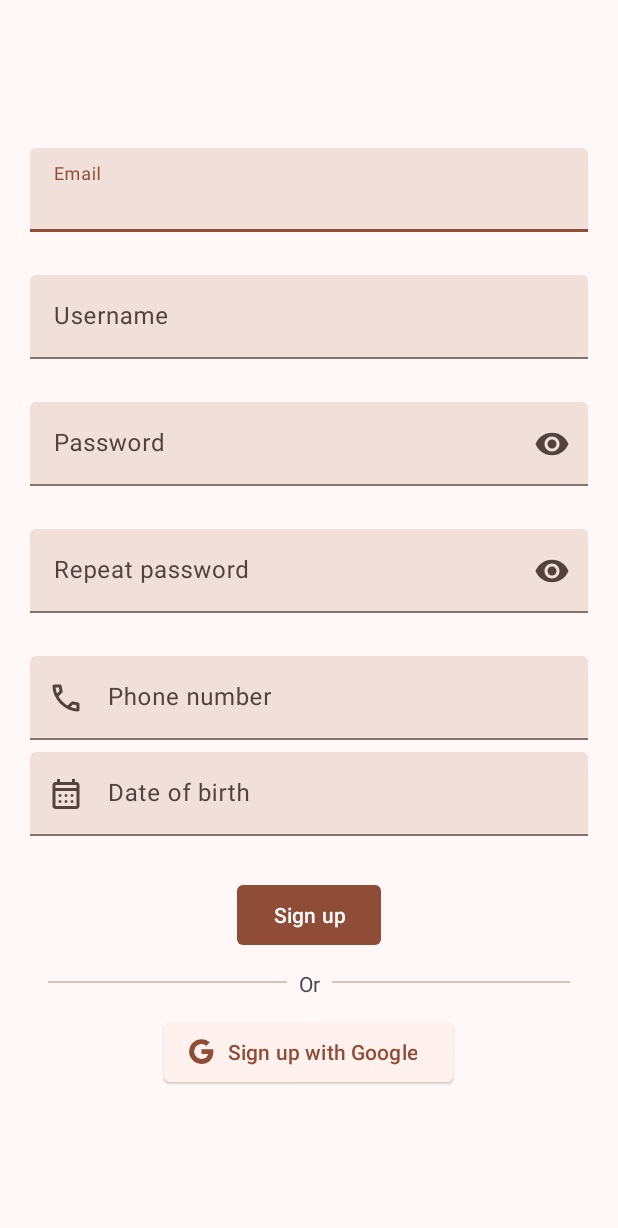
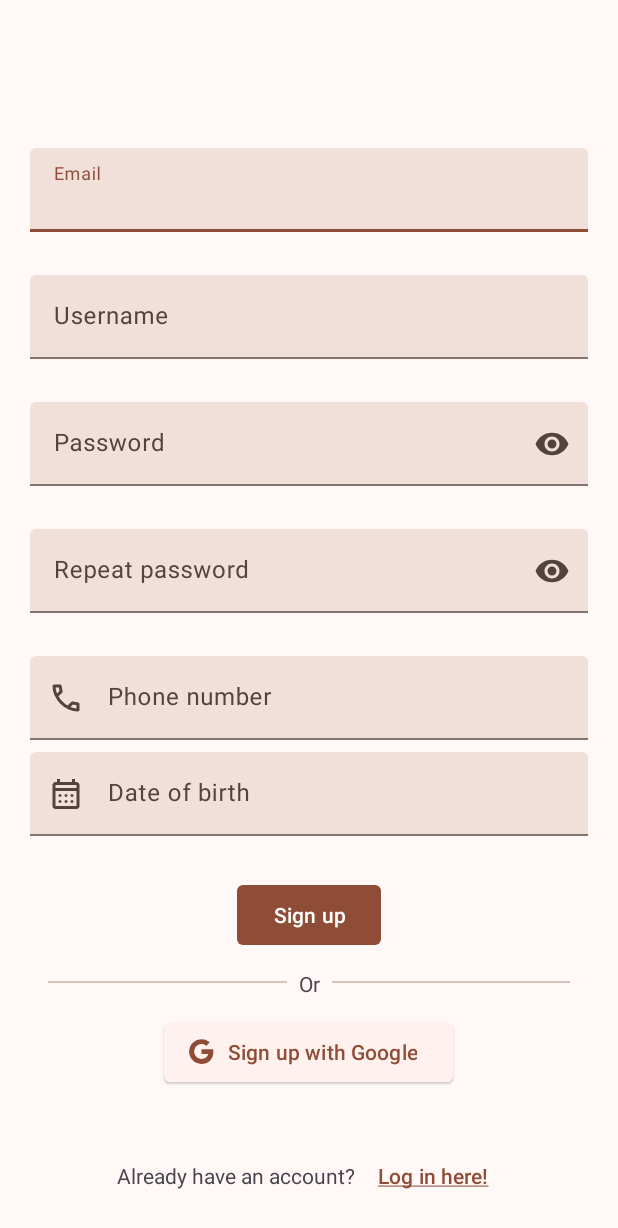
Before and after one commit to ikergcalvino/SoundShare, an Android app: the SignupActivity screen opened directly, with no data from a screen before it, on a phone screen of 412 x 824 dp. Shown: the top 1228 px of the screen. Run offline under Robolectric (Android 15) with nearby library versions, the phone set to English and light mode, and no system bars.

Commit message:
Mejora UI

```diff
--- a/app/src/main/java/com/muei/soundshare/SignupActivity.kt
+++ b/app/src/main/java/com/muei/soundshare/SignupActivity.kt
@@ -43,5 +43,12 @@ class SignupActivity : AppCompatActivity() {
             startActivity(mainIntent)
             finish()
         }
+
+        binding.buttonLogInHere.setOnClickListener {
+            Log.d("SoundShare", "Log in here button clicked")
+            val loginIntent = Intent(this@SignupActivity, LoginActivity::class.java)
+            startActivity(loginIntent)
+            finish()
+        }
     }
 }
--- a/app/src/main/res/layout/activity_login.xml
+++ b/app/src/main/res/layout/activity_login.xml
@@ -9,7 +9,11 @@
         android:layout_height="match_parent"
         android:gravity="center"
         android:orientation="vertical"
-        android:padding="16dp">
+        android:padding="16dp"
+        app:layout_constraintBottom_toTopOf="@id/dont_have_an_account_layout"
+        app:layout_constraintLeft_toLeftOf="parent"
+        app:layout_constraintRight_toRightOf="parent"
+        app:layout_constraintTop_toTopOf="parent">
 
         <com.google.android.material.textfield.TextInputLayout
             android:id="@+id/email_username_layout"
@@ -92,6 +96,7 @@
     </LinearLayout>
 
     <LinearLayout
+        android:id="@+id/dont_have_an_account_layout"
         android:layout_width="match_parent"
         android:layout_height="wrap_content"
         android:layout_margin="16dp"
--- a/app/src/main/res/layout/activity_signup.xml
+++ b/app/src/main/res/layout/activity_signup.xml
@@ -9,7 +9,11 @@
         android:layout_height="match_parent"
         android:gravity="center"
         android:orientation="vertical"
-        android:padding="16dp">
+        android:padding="16dp"
+        app:layout_constraintBottom_toTopOf="@id/already_have_an_account_layout"
+        app:layout_constraintLeft_toLeftOf="parent"
+        app:layout_constraintRight_toRightOf="parent"
+        app:layout_constraintTop_toTopOf="parent">
 
         <com.google.android.material.textfield.TextInputLayout
             android:id="@+id/email_layout"
@@ -162,4 +166,32 @@
 
     </LinearLayout>
 
+    <LinearLayout
+        android:id="@+id/already_have_an_account_layout"
+        android:layout_width="match_parent"
+        android:layout_height="wrap_content"
+        android:layout_margin="16dp"
+        android:gravity="center"
+        android:orientation="horizontal"
+        app:layout_constraintBottom_toBottomOf="parent"
+        app:layout_constraintLeft_toLeftOf="parent"
+        app:layout_constraintRight_toRightOf="parent">
+
+        <com.google.android.material.textview.MaterialTextView
+            android:layout_width="wrap_content"
+            android:layout_height="48dp"
+            android:gravity="center"
+            android:padding="4dp"
+            android:text="@string/already_have_an_account" />
+
+        <com.google.android.material.button.MaterialButton
+            android:id="@+id/button_log_in_here"
+            style="@style/Widget.Material3.Button.TextButton"
+            android:layout_width="wrap_content"
+            android:layout_height="wrap_content"
+            android:text="@string/log_in_here"
+            app:cornerRadius="4dp" />
+
+    </LinearLayout>
+
 </androidx.constraintlayout.widget.ConstraintLayout>
--- a/app/src/main/res/values/strings.xml
+++ b/app/src/main/res/values/strings.xml
@@ -2,6 +2,7 @@
 <resources>
     <string name="app_name">SoundShare</string>
 
+    <string name="already_have_an_account">Already have an account?</string>
     <string name="artist_name">Artist name</string>
     <string name="check">Check</string>
     <string name="create_one_now"><u>Create one now!</u></string>
@@ -14,6 +15,7 @@
     <string name="friends">Friends</string>
     <string name="home">Home</string>
     <string name="log_in">Log in</string>
+    <string name="log_in_here"><u>Log in here!</u></string>
     <string name="log_in_with_google">Log in with Google</string>
     <string name="map">Map</string>
     <string name="notifications">Notifications</string>
```
